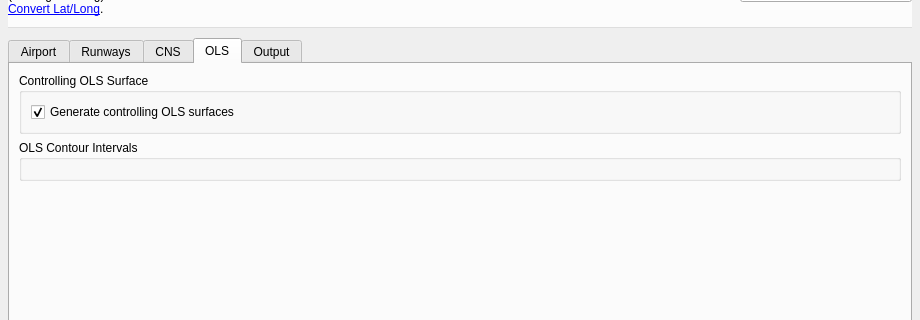
Before: the Qt Designer form safeguarding_builder_dialog_base.ui in camtodd1/prj-lucid, drawn with Qt 5; both pictures show x 0 to 920 and y 90 to 410 of the 920 by 680 pixel window.
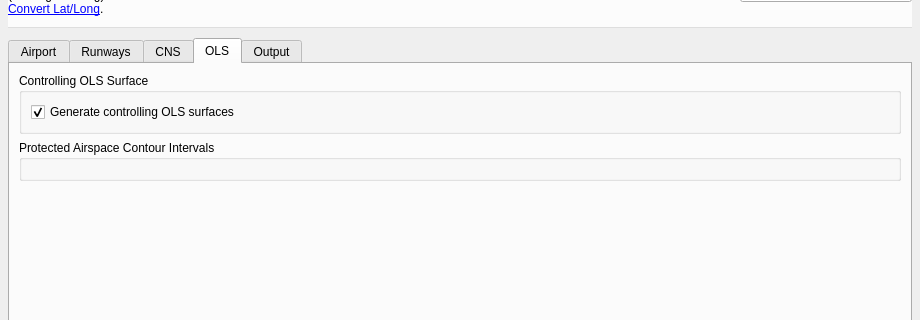
After: the same form once the commit is applied. The open tabs and pages were chosen to show the change. Custom widgets are drawn as their Qt base class.

Commit message: annex 14 contour styling

```diff
--- a/safeguarding_builder_dialog_base.ui
+++ b/safeguarding_builder_dialog_base.ui
@@ -656,7 +656,7 @@
        <item>
         <widget class="QGroupBox" name="groupBox_contourIntervals">
          <property name="title">
-          <string>OLS Contour Intervals</string>
+          <string>Protected Airspace Contour Intervals</string>
          </property>
          <layout class="QGridLayout" name="gridLayout_contourIntervals"/>
         </widget>
```
The commit also changes 7 other files.
